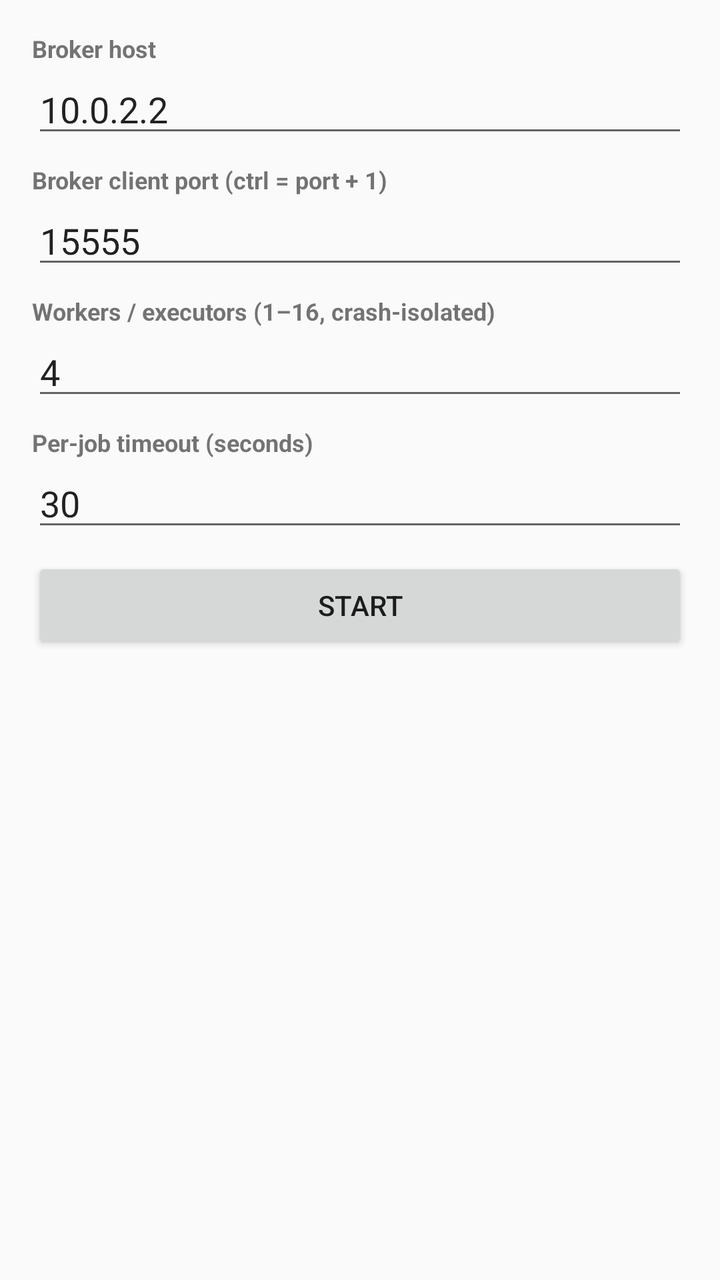
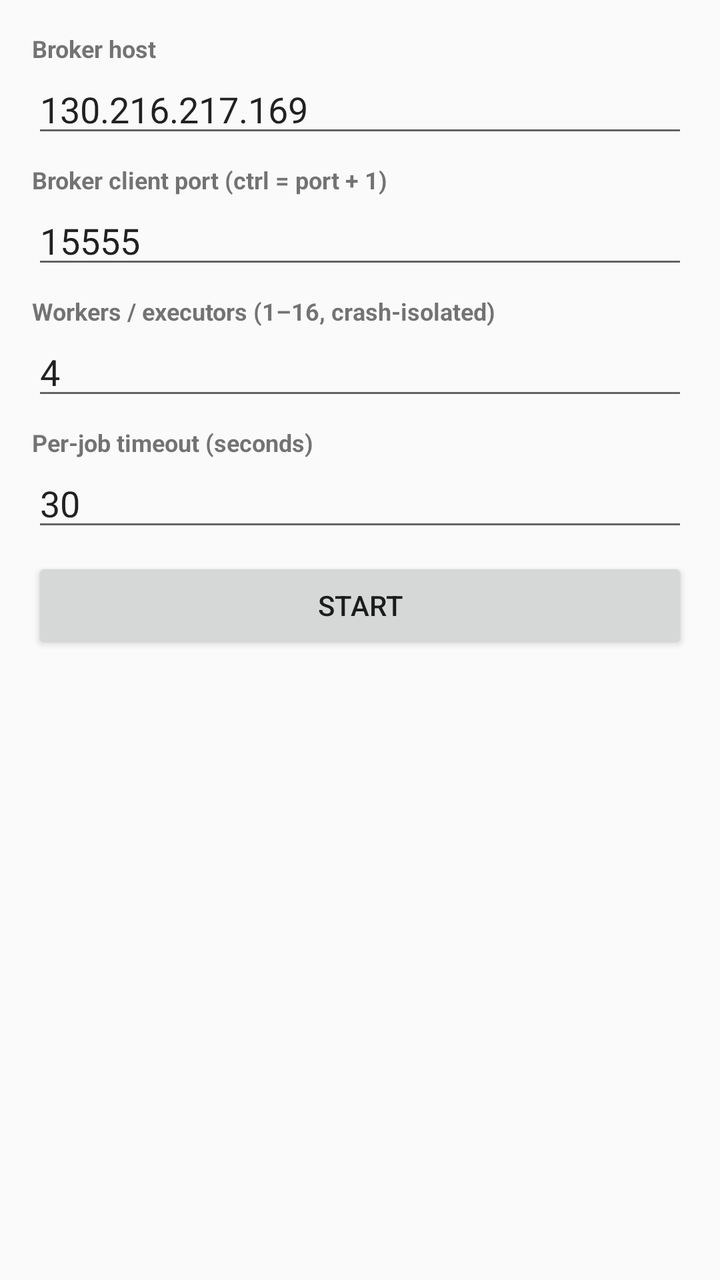

Before-and-after screenshots of an Android layout around one commit, followed by the original layout XML and the change that was made.
<!-- AndroidManifest.xml: application theme Theme.AppCompat.Light -->
<!-- res/layout/activity_main.xml -->
<?xml version="1.0" encoding="utf-8"?>
<LinearLayout xmlns:android="http://schemas.android.com/apk/res/android"
    android:layout_width="match_parent"
    android:layout_height="match_parent"
    android:orientation="vertical"
    android:padding="16dp">

    <TextView
        android:layout_width="match_parent"
        android:layout_height="wrap_content"
        android:text="Broker host"
        android:textStyle="bold"
        android:textSize="12sp" />

    <EditText
        android:id="@+id/host"
        android:layout_width="match_parent"
        android:layout_height="wrap_content"
        android:hint="e.g. 10.0.0.5"
        android:inputType="text"
        android:text="10.0.2.2" />

    <TextView
        android:layout_width="match_parent"
        android:layout_height="wrap_content"
        android:layout_marginTop="8dp"
        android:text="Broker client port (ctrl = port + 1)"
        android:textStyle="bold"
        android:textSize="12sp" />

    <EditText
        android:id="@+id/port"
        android:layout_width="match_parent"
        android:layout_height="wrap_content"
        android:inputType="number"
        android:text="15555" />

    <TextView
        android:layout_width="match_parent"
        android:layout_height="wrap_content"
        android:layout_marginTop="8dp"
        android:text="Workers / executors (1–16, crash-isolated)"
        android:textStyle="bold"
        android:textSize="12sp" />

    <EditText
        android:id="@+id/workers"
        android:layout_width="match_parent"
        android:layout_height="wrap_content"
        android:inputType="number"
        android:text="4" />

    <TextView
        android:layout_width="match_parent"
        android:layout_height="wrap_content"
        android:layout_marginTop="8dp"
        android:text="Per-job timeout (seconds)"
        android:textStyle="bold"
        android:textSize="12sp" />

    <EditText
        android:id="@+id/timeout"
        android:layout_width="match_parent"
        android:layout_height="wrap_content"
        android:inputType="number"
        android:text="30" />

    <Button
        android:id="@+id/startBtn"
        android:layout_width="match_parent"
        android:layout_height="wrap_content"
        android:layout_marginTop="8dp"
        android:text="Start" />

    <ScrollView
        android:id="@+id/logScroll"
        android:layout_width="match_parent"
        android:layout_height="match_parent">

        <TextView
            android:id="@+id/log"
            android:layout_width="match_parent"
            android:layout_height="wrap_content"
            android:fontFamily="monospace"
            android:textSize="11sp" />
    </ScrollView>
</LinearLayout>
<!-- resources referenced by this layout -->
<resources>

</resources>

<!-- the commit's change to res/layout/activity_main.xml (unified diff, before → after) -->
@@ -18,7 +18,7 @@
         android:layout_height="wrap_content"
         android:hint="e.g. 10.0.0.5"
         android:inputType="text"
-        android:text="10.0.2.2" />
+        android:text="130.216.217.169" />
 
     <TextView
         android:layout_width="match_parent"
